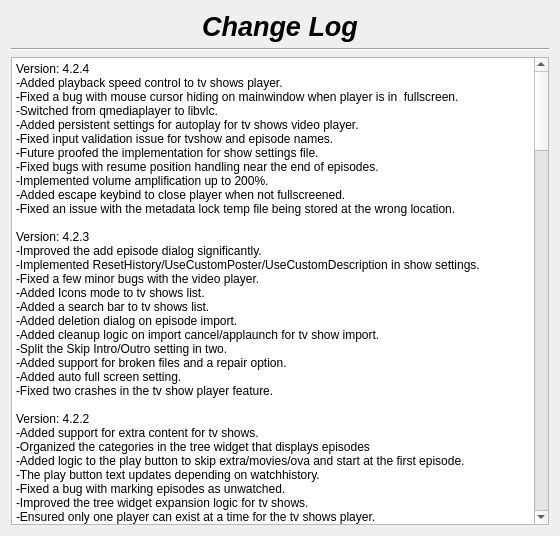
Old version of the form changelog.ui in the repository therealMaPMaKeR/MMDiary.
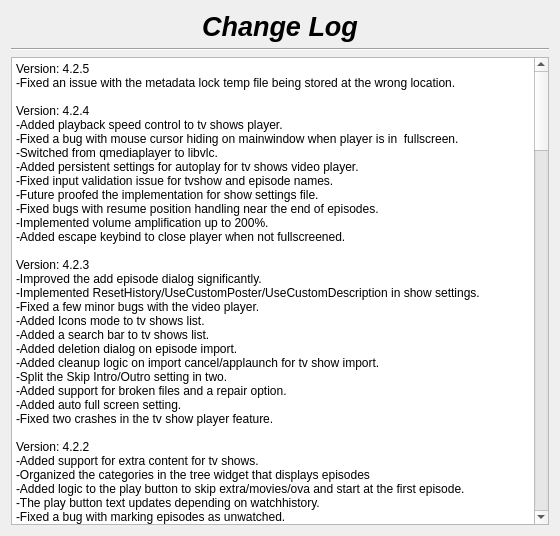
New version of the form.

```diff
--- a/changelog.ui
+++ b/changelog.ui
@@ -55,8 +55,8 @@
 li.unchecked::marker { content: &quot;\2610&quot;; }
 li.checked::marker { content: &quot;\2612&quot;; }
 &lt;/style&gt;&lt;/head&gt;&lt;body style=&quot; font-family:'Segoe UI'; font-size:9pt; font-weight:400; font-style:normal;&quot;&gt;
-&lt;p style=&quot; margin-top:0px; margin-bottom:0px; margin-left:0px; margin-right:0px; -qt-block-indent:0; text-indent:0px;&quot;&gt;Version: 4.2.4&lt;br /&gt;-Added playback speed control to tv shows player.&lt;br /&gt;-Fixed a bug with mouse cursor hiding on mainwindow when player is in  fullscreen.&lt;/p&gt;
-&lt;p style=&quot; margin-top:0px; margin-bottom:0px; margin-left:0px; margin-right:0px; -qt-block-indent:0; text-indent:0px;&quot;&gt;-Switched from qmediaplayer to libvlc.&lt;br /&gt;-Added persistent settings for autoplay for tv shows video player.&lt;br /&gt;-Fixed input validation issue for tvshow and episode names.&lt;br /&gt;-Future proofed the implementation for show settings file.&lt;br /&gt;-Fixed bugs with resume position handling near the end of episodes.&lt;br /&gt;-Implemented volume amplification up to 200%.&lt;br /&gt;-Added escape keybind to close player when not fullscreened.&lt;br /&gt;-Fixed an issue with the metadata lock temp file being stored at the wrong location.&lt;br /&gt;&lt;br /&gt;Version: 4.2.3&lt;br /&gt;-Improved the add episode dialog significantly.&lt;/p&gt;
+&lt;p style=&quot; margin-top:0px; margin-bottom:0px; margin-left:0px; margin-right:0px; -qt-block-indent:0; text-indent:0px;&quot;&gt;Version: 4.2.5&lt;br /&gt;-Fixed an issue with the metadata lock temp file being stored at the wrong location.&lt;br /&gt;&lt;br /&gt;Version: 4.2.4&lt;br /&gt;-Added playback speed control to tv shows player.&lt;br /&gt;-Fixed a bug with mouse cursor hiding on mainwindow when player is in  fullscreen.&lt;/p&gt;
+&lt;p style=&quot; margin-top:0px; margin-bottom:0px; margin-left:0px; margin-right:0px; -qt-block-indent:0; text-indent:0px;&quot;&gt;-Switched from qmediaplayer to libvlc.&lt;br /&gt;-Added persistent settings for autoplay for tv shows video player.&lt;br /&gt;-Fixed input validation issue for tvshow and episode names.&lt;br /&gt;-Future proofed the implementation for show settings file.&lt;br /&gt;-Fixed bugs with resume position handling near the end of episodes.&lt;br /&gt;-Implemented volume amplification up to 200%.&lt;br /&gt;-Added escape keybind to close player when not fullscreened.&lt;br /&gt;&lt;br /&gt;Version: 4.2.3&lt;br /&gt;-Improved the add episode dialog significantly.&lt;/p&gt;
 &lt;p style=&quot; margin-top:0px; margin-bottom:0px; margin-left:0px; margin-right:0px; -qt-block-indent:0; text-indent:0px;&quot;&gt;-Implemented ResetHistory/UseCustomPoster/UseCustomDescription in show settings.&lt;br /&gt;-Fixed a few minor bugs with the video player.&lt;br /&gt;-Added Icons mode to tv shows list.&lt;br /&gt;-Added a search bar to tv shows list.&lt;/p&gt;
 &lt;p style=&quot; margin-top:0px; margin-bottom:0px; margin-left:0px; margin-right:0px; -qt-block-indent:0; text-indent:0px;&quot;&gt;-Added deletion dialog on episode import.&lt;br /&gt;-Added cleanup logic on import cancel/applaunch for tv show import.&lt;br /&gt;-Split the Skip Intro/Outro setting in two.&lt;br /&gt;-Added support for broken files and a repair option.&lt;br /&gt;-Added auto full screen setting.&lt;/p&gt;
 &lt;p style=&quot; margin-top:0px; margin-bottom:0px; margin-left:0px; margin-right:0px; -qt-block-indent:0; text-indent:0px;&quot;&gt;-Fixed two crashes in the tv show player feature.&lt;br /&gt;&lt;br /&gt;Version: 4.2.2&lt;br /&gt;-Added support for extra content for tv shows.&lt;/p&gt;
```
